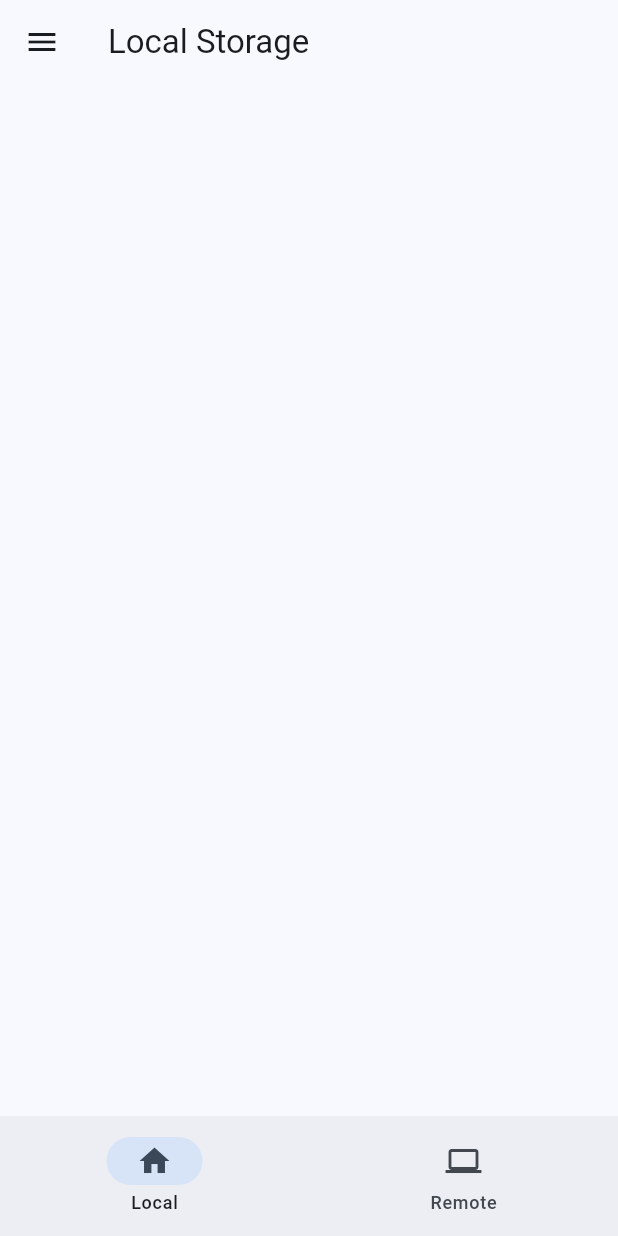
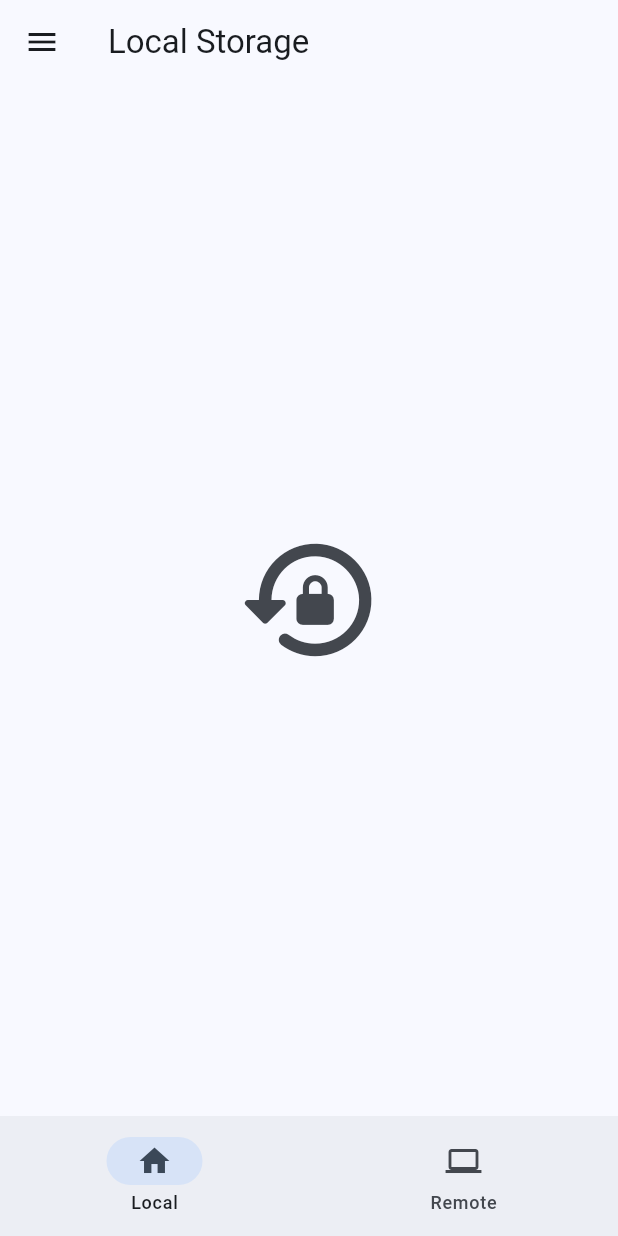
Before and after one commit to DiAndEn0/gallery_app, a Flutter app: the screen it shows after launch, on a phone screen of 412 x 824 dp. Run offline on Flutter 3.47's test engine with Material 3 defaults, Android fonts, the phone set to English and light mode, and no system bars; missing offline and left inert: photo_manager.

Commit message:
added account info in drawer, started on local gallery logic

```diff
--- /dev/null
+++ b/devtools_options.yaml
@@ -0,0 +1,3 @@
+description: This file stores settings for Dart & Flutter DevTools.
+documentation: https://docs.flutter.dev/tools/devtools/extensions#configure-extension-enablement-states
+extensions:
--- a/lib/home.dart
+++ b/lib/home.dart
@@ -22,7 +22,12 @@ class HomePage extends StatelessWidget {
 }
 
 class MyAppState extends ChangeNotifier {
+  var auth = false;
 
+  void toggleAuth(){
+    auth = true;
+    notifyListeners();
+  }
 }
 
 class MyHomePage extends StatefulWidget {
@@ -83,33 +88,104 @@ class _MyHomePageState extends State<MyHomePage> {
   }
 }
 
-class PhoneGallery extends StatelessWidget {
+class PhoneGallery extends StatefulWidget {
+
+  @override
+  State<PhoneGallery> createState() => _PhoneGalleryState();
+}
+
+class _PhoneGalleryState extends State<PhoneGallery> {
 
   @override
   Widget build(BuildContext context) {
+    var appState = context.watch<MyAppState>();
+    final Color primaryColor = Theme.of(context).colorScheme.primary;
+    final Color shadeGrey =  Colors.grey.shade300;
+
     return Scaffold(
       appBar: AppBar(title: const Text('Local Storage')),
       drawer: Drawer(
         child: ListView(
           padding: EdgeInsets.zero,
           children: [
-            DrawerHeader(
-              decoration: BoxDecoration(color: Theme.of(context).colorScheme.primary),
-              child: Text('Account'),
+            SizedBox(
+              height: 100,
+              child: DrawerHeader(
+                decoration: BoxDecoration(color: primaryColor),
+                child: Text('Account Details'),
+              ),
+            ),
+            Container(
+              //color: Colors.blue.shade50,
+              height: 150,
+              child: Row(
+                mainAxisAlignment: MainAxisAlignment.spaceEvenly,
+                children: [
+                  Container(
+                    padding: EdgeInsets.all(10),
+                    height: 100,
+                    width: 100,
+                    decoration: BoxDecoration(
+                      borderRadius: BorderRadiusGeometry.circular(50),
+                      color: shadeGrey ,
+                      image: DecorationImage(
+                        image: AssetImage('images/person-icon.png'),
+                        fit: BoxFit.contain,
+                        opacity: 0.1,
+                      )
+                    ),
+                  ),
+                  Column(
+                    mainAxisAlignment: MainAxisAlignment.center,
+                    children: [
+                      Container(
+                        padding: EdgeInsets.symmetric(horizontal: 10),
+                        height: 25,
+                        width: 150,
+                        decoration: BoxDecoration(
+                          borderRadius: BorderRadiusGeometry.circular(25),
+                          color: shadeGrey,
+                        ),
+                        child: Text('Guest',
+                        textAlign: TextAlign.left,style: TextStyle(fontSize: 16),),
+                      ),
+                      Text('example@gmail.com',)
+                    ],
+                  )
+                ],
+              ),
             ),
             ListTile(
-              title: const Text('Item 1'),
-              onTap: () {
-              },
-            ),
-            ListTile(
-              title: const Text('Item 2'),
+              title: const Text('Login', textAlign: TextAlign.center,),
+              tileColor: shadeGrey,
               onTap: () {
               },
             ),
           ],
         ),
       ),
+      body: Center(
+        child: appState.auth ? Container(
+
+        ) : IconButton(
+            onPressed: (){
+              PhotoManager.requestPermissionExtend().then(
+                  (PermissionState state) {
+                    if (state.isAuth){
+                      setState(() {
+                         appState.toggleAuth();
+                      }
+                      );
+                    }
+                  },
+              );
+        },
+            icon: Icon(
+              Icons.lock_reset_rounded
+            ),
+          iconSize: 100,
+        ),
+      ),
     );
   }
 }
--- a/pubspec.yaml
+++ b/pubspec.yaml
@@ -64,9 +64,8 @@ flutter:
   uses-material-design: true
 
   # To add assets to your application, add an assets section, like this:
-  # assets:
-  #   - images/a_dot_burr.jpeg
-  #   - images/a_dot_ham.jpeg
+  assets:
+    - images/
 
   # An image asset can refer to one or more resolution-specific "variants", see
   # https://flutter.dev/to/resolution-aware-images
```
Also changed, not shown: images/person-icon.png (added), 1 other file.
